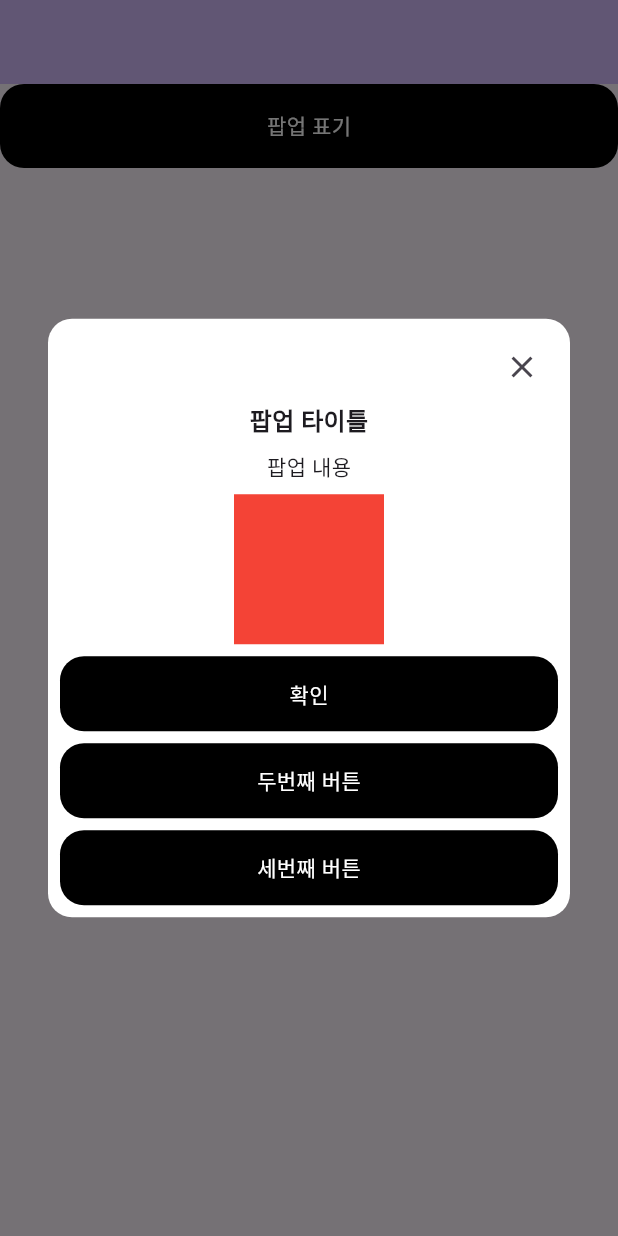
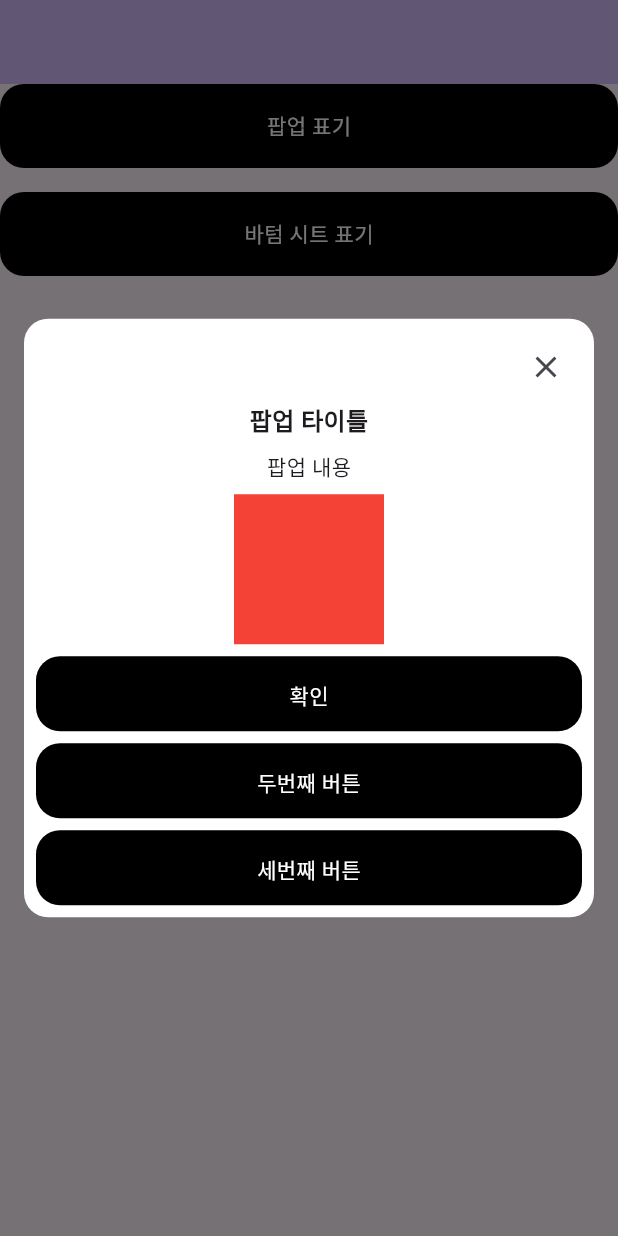
Before and after one commit to jaekyung-you/flutter_factory, a Flutter app: the screen it shows after launch, after a tap on "팝업 표기", on a phone screen of 412 x 824 dp. Run offline on Flutter 3.47's test engine with Material 3 defaults, Android fonts, the phone set to English and light mode, and no system bars; our stand-ins replace get; Roboto replaces fonts that are missing (Pretendard).

Commit message:
base_bottom_sheet 레이아웃 구성, 추가

```diff
--- a/lib/config/app_config.dart
+++ b/lib/config/app_config.dart
@@ -1,8 +1,8 @@
 class AppConfig {
   static const double borderRadiusMain = 8.0;
   static const double borderRadiusSub = 16.0;
-  static const double outerPadding = 16.0;
-  static const double innerPadding = 4.0;
+  static const double innerPadding = 16.0;
+  static const double contentPadding = 8.0;
 
   static const double titleFontSize = 32.0;
   static const double headerFontSize = 16.0;
--- a/lib/main.dart
+++ b/lib/main.dart
@@ -1,7 +1,10 @@
 import 'package:flutter/material.dart';
+import 'package:flutter_factory/presentation/common/base_bottom_sheet.dart';
 import 'package:flutter_factory/presentation/common/base_popup.dart';
 import 'package:flutter_factory/presentation/common/base_round_button.dart';
 import 'package:get/get.dart';
+
+import 'config/app_config.dart';
 
 void main() {
   runApp(const MyApp());
@@ -77,6 +80,12 @@ class _MyHomePageState extends State<MyHomePage> {
     ));
   }
 
+  void _showBottomSheet() {
+    Get.bottomSheet(
+      BaseBottomSheet(title: '바텀시트 타이틀', desc: '바텀시트 설명', buttonText: '확인', onPress: () { Get.back(); })
+    );
+  }
+
   @override
   Widget build(BuildContext context) {
     // This method is rerun every time setState is called, for instance as done
@@ -105,7 +114,13 @@ class _MyHomePageState extends State<MyHomePage> {
               onPress: () => _showPopup(),
               buttonFgColor: Colors.white,
               buttonBgColor: Colors.black,
-
+            ),
+            const SizedBox(height: AppConfig.innerPadding,),
+            BaseRoundButton(
+              buttonText: '바텀 시트 표기',
+              onPress: () => _showBottomSheet(),
+              buttonFgColor: Colors.white,
+              buttonBgColor: Colors.black,
             )
           ],
         ),
--- a/lib/presentation/common/base_popup.dart
+++ b/lib/presentation/common/base_popup.dart
@@ -52,13 +52,13 @@ class _BasePopupState extends State<BasePopup> {
   @override
   Widget build(BuildContext context) {
     return Dialog(
-      insetPadding: const EdgeInsets.symmetric(horizontal: AppConfig.outerPadding * 2),
+      insetPadding: const EdgeInsets.symmetric(horizontal: AppConfig.innerPadding),
       shape: RoundedRectangleBorder(borderRadius: BorderRadius.circular(AppConfig.borderRadiusSub)),
       backgroundColor: Colors.white,
       shadowColor: null,
       surfaceTintColor: null,
       child: Container(
-        padding: const EdgeInsets.symmetric(horizontal: AppConfig.innerPadding * 2, vertical: AppConfig.innerPadding * 2),
+        padding: const EdgeInsets.all(AppConfig.contentPadding),
         child: Column(
           mainAxisSize: MainAxisSize.min,
           children: [
@@ -83,7 +83,7 @@ class _BasePopupState extends State<BasePopup> {
             /// 내용
             if (widget.desc != null)
               Padding(
-                padding: const EdgeInsets.symmetric(vertical: AppConfig.innerPadding * 2),
+                padding: const EdgeInsets.symmetric(vertical: AppConfig.contentPadding),
                 child: Text(
                   widget.desc!,
                   style: TextStyle(fontSize: AppConfig.subTitleFontSize, fontWeight: FontWeight.w500),
@@ -92,7 +92,7 @@ class _BasePopupState extends State<BasePopup> {
 
             if (widget.content != null)
               Padding(
-                padding: const EdgeInsets.only(bottom: AppConfig.innerPadding * 2),
+                padding: const EdgeInsets.only(bottom: AppConfig.contentPadding),
                 child: widget.content!,
               ),
 
@@ -111,7 +111,7 @@ class _BasePopupState extends State<BasePopup> {
 
             if (widget.secondButtonText != null)
               Padding(
-                padding: const EdgeInsets.only(top: AppConfig.innerPadding * 2),
+                padding: const EdgeInsets.only(top: AppConfig.contentPadding),
                 child: BaseRoundButton(
                   buttonText: widget.secondButtonText!,
                   onPress: () {
@@ -127,7 +127,7 @@ class _BasePopupState extends State<BasePopup> {
 
             if (widget.thirdButtonText != null)
               Padding(
-                padding: const EdgeInsets.only(top: AppConfig.innerPadding * 2),
+                padding: const EdgeInsets.only(top: AppConfig.contentPadding),
                 child: BaseRoundButton(
                   buttonText: widget.thirdButtonText!,
                   onPress: () {
--- a/lib/presentation/common/base_round_button.dart
+++ b/lib/presentation/common/base_round_button.dart
@@ -30,7 +30,7 @@ class BaseRoundButton extends StatelessWidget {
         onPress();
       },
       child: Container(
-        padding: const EdgeInsets.symmetric(horizontal: AppConfig.innerPadding * 2, vertical: AppConfig.innerPadding),
+        padding: const EdgeInsets.symmetric(horizontal: AppConfig.contentPadding, vertical: AppConfig.innerPadding),
         width: width,
         height: height,
         alignment: Alignment.center,
```
Also changed, not shown: lib/presentation/common/base_bottom_modal.dart (deleted, +0 -10 lines), lib/presentation/common/base_bottom_sheet.dart (added, +63 -0 lines).
